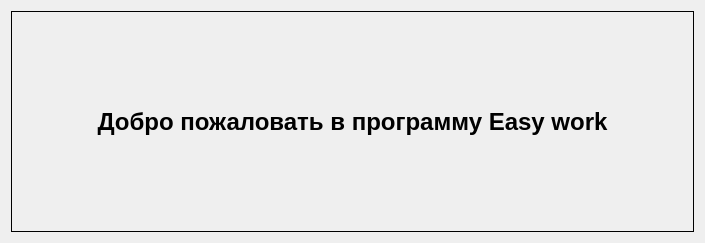
Above: Easy-work/Plugin/CoreWidget/CoreWidget/corewidget.ui from KeyGen/Easy-work before the change. Below: the same form after it.
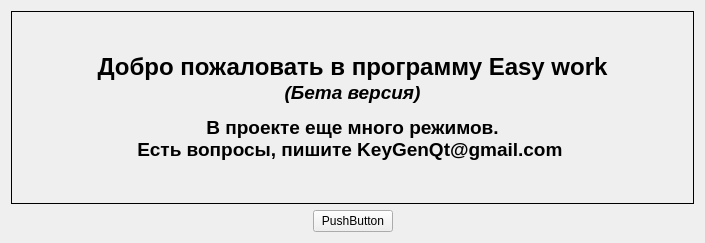
That is the form after the change.

```diff
--- a/Easy-work/Plugin/CoreWidget/CoreWidget/corewidget.ui
+++ b/Easy-work/Plugin/CoreWidget/CoreWidget/corewidget.ui
@@ -14,7 +14,20 @@
    <string>Easy work v1.0</string>
   </property>
   <layout class="QGridLayout" name="centralGridLayout">
-   <item row="0" column="0">
+   <item row="1" column="0">
+    <spacer name="horizontalSpacer">
+     <property name="orientation">
+      <enum>Qt::Horizontal</enum>
+     </property>
+     <property name="sizeHint" stdset="0">
+      <size>
+       <width>40</width>
+       <height>20</height>
+      </size>
+     </property>
+    </spacer>
+   </item>
+   <item row="0" column="0" colspan="3">
     <widget class="QLabel" name="label">
      <property name="font">
       <font>
@@ -27,13 +40,33 @@
       <enum>QFrame::Box</enum>
      </property>
      <property name="text">
-      <string>Добро пожаловать в программу Easy work</string>
+      <string>&lt;html&gt;&lt;head/&gt;&lt;body&gt;&lt;p&gt;Добро пожаловать в программу Easy work&lt;br/&gt;&lt;span style=&quot; font-size:14pt; font-style:italic;&quot;&gt;(Бета версия)&lt;/span&gt;&lt;/p&gt;&lt;p&gt;&lt;span style=&quot; font-size:14pt;&quot;&gt;В проекте еще много режимов.&lt;br/&gt;Есть вопросы, пишите KeyGenQt@gmail.com &lt;/span&gt;&lt;/p&gt;&lt;/body&gt;&lt;/html&gt;</string>
      </property>
      <property name="alignment">
       <set>Qt::AlignCenter</set>
      </property>
     </widget>
    </item>
+   <item row="1" column="2">
+    <spacer name="horizontalSpacer_2">
+     <property name="orientation">
+      <enum>Qt::Horizontal</enum>
+     </property>
+     <property name="sizeHint" stdset="0">
+      <size>
+       <width>40</width>
+       <height>20</height>
+      </size>
+     </property>
+    </spacer>
+   </item>
+   <item row="1" column="1">
+    <widget class="QPushButton" name="pushButton">
+     <property name="text">
+      <string>PushButton</string>
+     </property>
+    </widget>
+   </item>
   </layout>
  </widget>
  <resources/>
```
Left out of the diff: 2 changed lines with no effect on the pictures.
